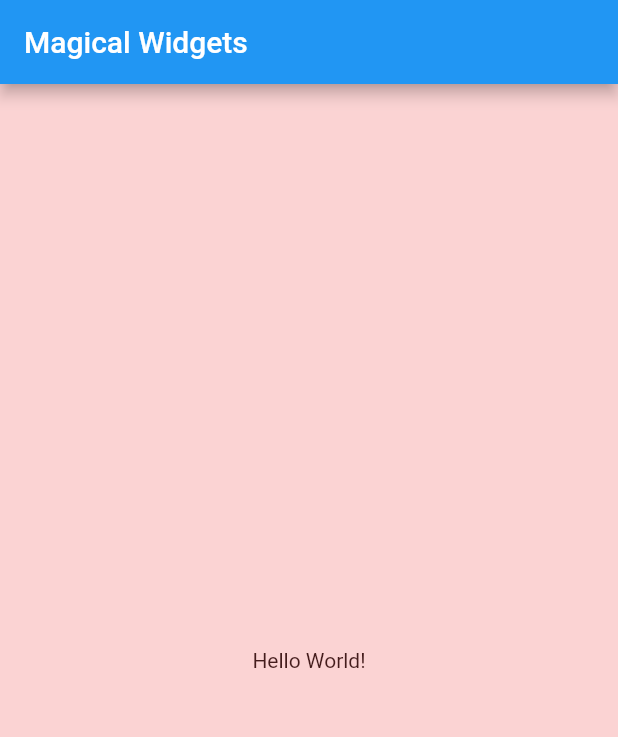
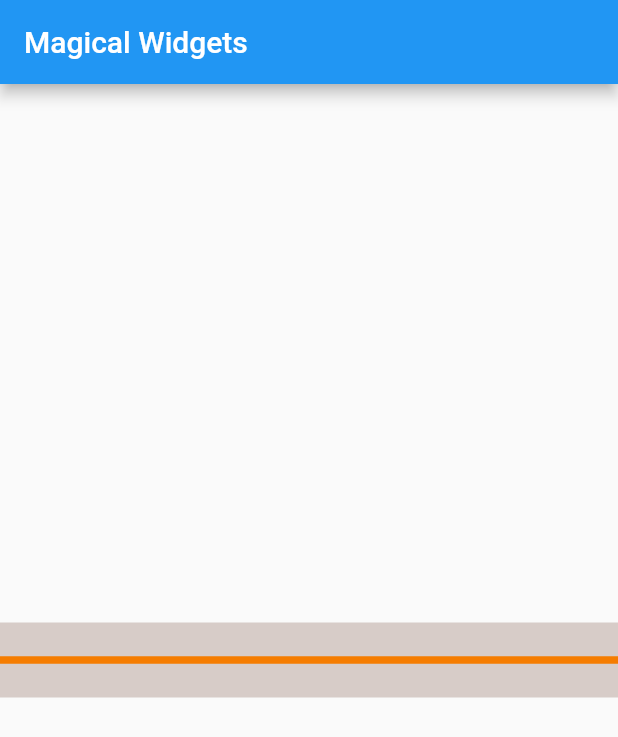
Before and after one commit to moneer-muntazah/magical_widgets, a Flutter app: the screen it shows after launch, on a phone screen of 412 x 824 dp. Shown: the top 737 px of the screen. Run offline on Flutter 3.47's test engine with Material 2 defaults, Android fonts, the phone set to English and light mode, and no system bars.

Commit message:
Getting started with MultiChildRenderobjectWidget

```diff
--- a/example/lib/main.dart
+++ b/example/lib/main.dart
@@ -34,12 +34,21 @@ class MyApp extends StatelessWidget {
         // body: const Center(
         //   child: Text('coming soon...'),
         // ),
+        // body: Center(
+        //   child: Tint(
+        //     color: Color.fromARGB(40, 255, 0, 0),
+        //     child: Text(
+        //       'Hello World!',
+        //       textDirection: TextDirection.ltr,
+        //     ),
+        //   ),
+        // ),
         body: Center(
-          child: Tint(
-            color: Color.fromARGB(40, 255, 0, 0),
-            child: Text(
-              'Hello World!',
-              textDirection: TextDirection.ltr,
+          child: ColoredBox(
+            color: Colors.brown.shade100,
+            child: SimpleStepper(
+              activeColor: Colors.orange.shade700,
+              steps: <Widget>[],
             ),
           ),
         ),
--- a/lib/magical_widgets.dart
+++ b/lib/magical_widgets.dart
@@ -1,3 +1,4 @@
 export 'progress_bar_leaf.dart';
 export 'progress_bar_single_child.dart';
 export 'tint.dart';
+export 'simple_stepper.dart';
--- a/lib/progress_bar_leaf.dart
+++ b/lib/progress_bar_leaf.dart
@@ -1,4 +1,4 @@
-/// Source: https://medium.com/flutter-community/creating-a-flutter-widget-from-scratch-a9c01c47c630
+/// Credit: https://medium.com/flutter-community/creating-a-flutter-widget-from-scratch-a9c01c47c630
 import 'package:flutter/foundation.dart';
 import 'package:flutter/widgets.dart';
 
--- a/lib/progress_bar_single_child.dart
+++ b/lib/progress_bar_single_child.dart
@@ -1,3 +1,4 @@
+/// Credit: https://medium.com/flutter-community/creating-a-flutter-widget-from-scratch-a9c01c47c630
 import 'package:flutter/foundation.dart';
 import 'package:flutter/widgets.dart';
 import 'package:flutter/rendering.dart';
--- /dev/null
+++ b/lib/simple_stepper.dart
@@ -0,0 +1,67 @@
+/// Credit: https://stackoverflow.com/questions/61863958/how-can-i-paint-a-widget-on-a-canvas-in-flutter
+import 'package:flutter/material.dart';
+import 'package:flutter/rendering.dart';
+
+class SimpleStepper extends MultiChildRenderObjectWidget {
+  SimpleStepper({Key? key, this.activeColor, required List<Widget> steps})
+      : super(key: key, children: steps);
+
+  final Color? activeColor;
+
+  @override
+  _RenderSimpleStepper createRenderObject(BuildContext context) =>
+      _RenderSimpleStepper(
+          activeColor: activeColor ?? Theme.of(context).primaryColor);
+}
+
+class SimpleStep extends ContainerBoxParentData<RenderBox> {}
+
+class _RenderSimpleStepper extends RenderBox
+    with ContainerRenderObjectMixin<RenderBox, SimpleStep> {
+  _RenderSimpleStepper({required Color activeColor})
+      : _activeColor = activeColor;
+
+  Color get activeColor => _activeColor;
+  Color _activeColor;
+
+  set activeColor(Color value) {
+    if (_activeColor == value) return;
+    _activeColor = value;
+    markNeedsPaint();
+  }
+
+  @override
+  void setupParentData(RenderObject child) {}
+
+  @override
+  void performLayout() {
+    size = computeDryLayout(constraints);
+  }
+
+  @override
+  Size computeDryLayout(BoxConstraints constraints) {
+    final desiredSize = Size(constraints.maxWidth, 50.0);
+    return constraints.constrain(desiredSize);
+  }
+
+  @override
+  void paint(PaintingContext context, Offset offset) {
+    context.canvas.save();
+    context.canvas.translate(offset.dx, offset.dy);
+
+    final activePaint = Paint()
+      ..color = activeColor
+      ..strokeWidth = 5;
+    final point1 = Offset(0, size.height / 2);
+    final point2 = Offset(size.width, size.height / 2);
+    context.canvas.drawLine(point1, point2, activePaint);
+
+    if (childCount > 0) {
+      final center =
+          Offset((point1.dx + point2.dx) / 2, (point1.dy + point2.dy) / 2);
+      context.paintChild(firstChild!, center);
+    }
+
+    context.canvas.restore();
+  }
+}
--- a/lib/tint.dart
+++ b/lib/tint.dart
@@ -1,4 +1,4 @@
-/// Source: https://nicksnettravels.builttoroam.com/create-a-flutter-widget/
+/// Credit: https://nicksnettravels.builttoroam.com/create-a-flutter-widget/
 import 'package:flutter/widgets.dart';
 import 'package:flutter/rendering.dart';
 import 'package:flutter/foundation.dart';
@@ -10,11 +10,11 @@ class Tint extends SingleChildRenderObjectWidget {
   final Color color;
 
   @override
-  RenderTint createRenderObject(BuildContext context) =>
-      RenderTint(color: color);
+  _RenderTint createRenderObject(BuildContext context) =>
+      _RenderTint(color: color);
 
   @override
-  void updateRenderObject(BuildContext context, RenderTint renderObject) =>
+  void updateRenderObject(BuildContext context, _RenderTint renderObject) =>
       renderObject..color = color;
 
   @override
@@ -24,8 +24,8 @@ class Tint extends SingleChildRenderObjectWidget {
   }
 }
 
-class RenderTint extends RenderProxyBox {
-  RenderTint({Color color = const Color(0x00000000), RenderBox? child})
+class _RenderTint extends RenderProxyBox {
+  _RenderTint({Color color = const Color(0x00000000), RenderBox? child})
       : _color = color,
         super(child);
 
```
